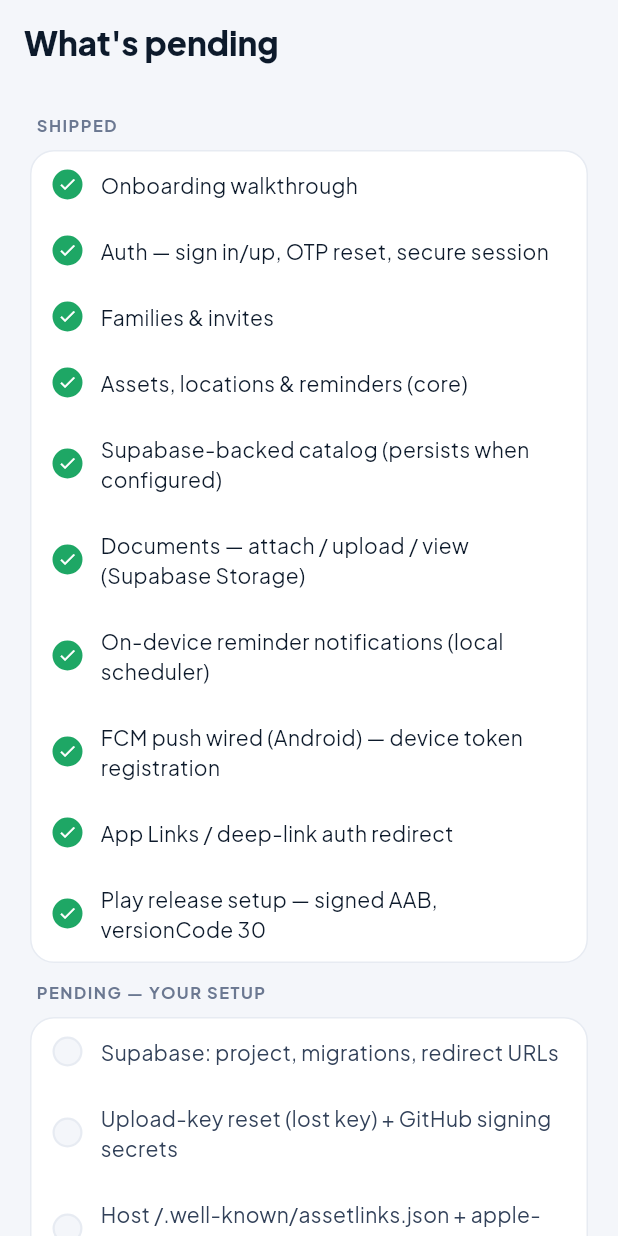
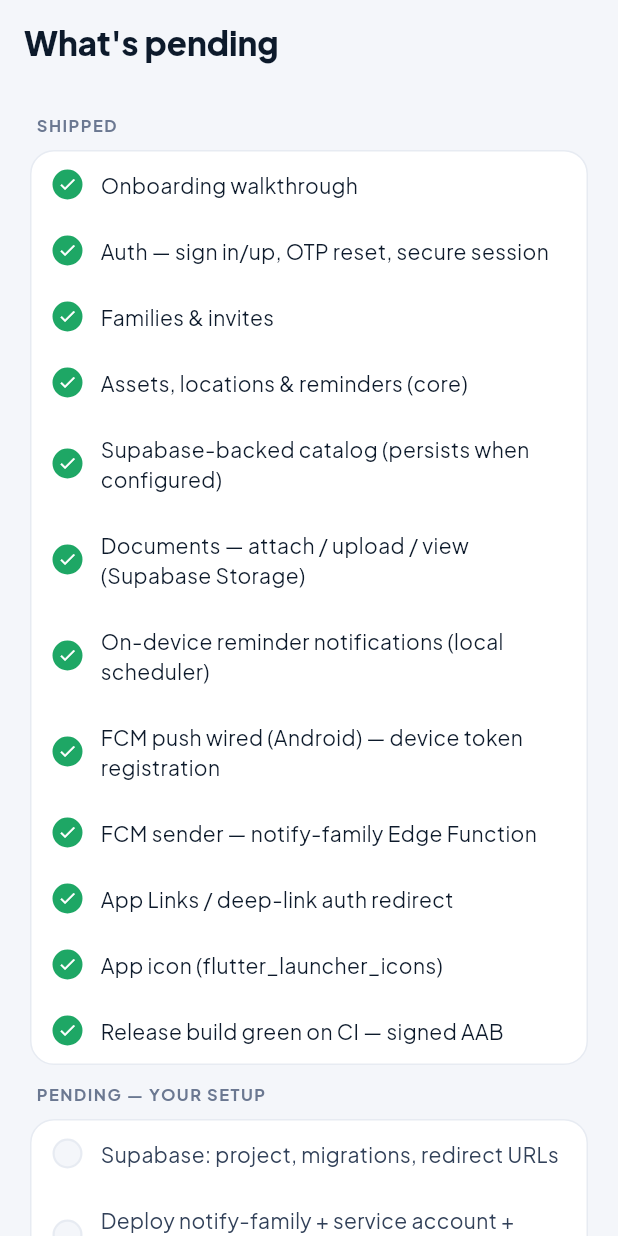
Before and after one commit to mytechbytes/docsbuddy, a Flutter app: the RoadmapPage screen opened by its route, on a phone screen of 412 x 824 dp. Run offline on Flutter 3.47's test engine with Material 3 defaults, Android fonts, the phone set to English and light mode, and no system bars; our stand-ins replace file_picker, firebase_core, firebase_messaging, flutter_local_notifications, flutter_riverpod, flutter_secure_storage and 5 more; accounts and stored records are empty.

Commit message:
docs: refresh release-todo gaps + in-app roadmap to current state
Section G of release-todo.md and the in-app RoadmapPage (which mirrors it)
were stale. Reflect what shipped: FCM sender Edge Function (djwt-free Web
Crypto signing), app icon via flutter_launcher_icons, and the now-green
release AAB build (AGP 9 / Flutter plugin JVM-target → 17 and compileSdk
→ 36 aligned through the AGP variant finalizeDsl hook). Move splash, the
KGP-legacy plugin bump, and iOS push/signing to pending; add the
notify-family deploy step to "your setup".

Co-Authored-By: Claude Opus 4.8 (1M context) <noreply@anthropic.com>
Claude-Session: https://claude.ai/code/session_01KEoGobsyKD5EDPogGVEQ6w

```diff
--- a/lib/features/roadmap/presentation/roadmap_page.dart
+++ b/lib/features/roadmap/presentation/roadmap_page.dart
@@ -17,17 +17,22 @@ class RoadmapPage extends StatelessWidget {
       (true, 'Documents — attach / upload / view (Supabase Storage)'),
       (true, 'On-device reminder notifications (local scheduler)'),
       (true, 'FCM push wired (Android) — device token registration'),
+      (true, 'FCM sender — notify-family Edge Function'),
       (true, 'App Links / deep-link auth redirect'),
-      (true, 'Play release setup — signed AAB, versionCode 30'),
+      (true, 'App icon (flutter_launcher_icons)'),
+      (true, 'Release build green on CI — signed AAB'),
     ]),
     ('Pending — your setup', [
       (false, 'Supabase: project, migrations, redirect URLs'),
+      (false, 'Deploy notify-family + service account + webhook'),
       (false, 'Upload-key reset (lost key) + GitHub signing secrets'),
       (false, 'Host /.well-known/assetlinks.json + apple-app-site-association'),
       (false, 'Play Console: internal track, privacy policy, data safety'),
     ]),
     ('Pending — next features', [
-      (false, 'App icon & splash branding'),
+      (false, 'Branded splash screen'),
+      (false, 'Bump KGP-legacy plugins (Built-in Kotlin)'),
+      (false, 'iOS: push (APNs), signing & provisioning'),
     ]),
   ];
 
```
Also changed, not shown: 1 other file.
